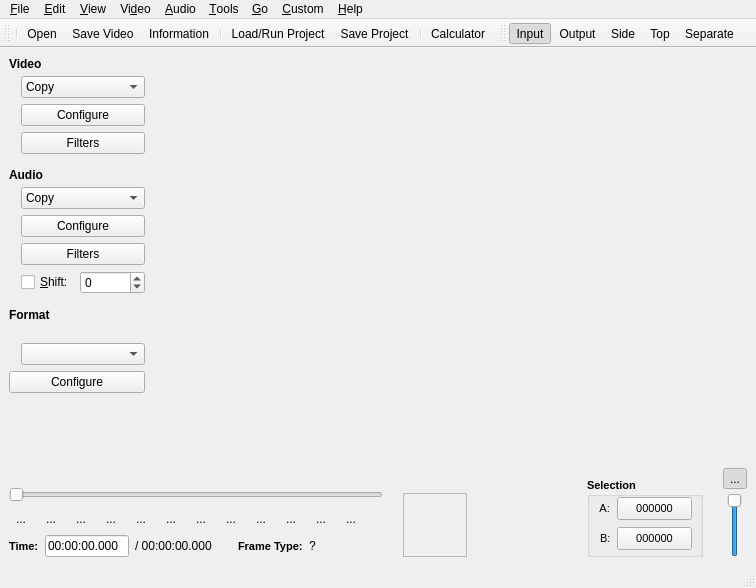
The window that branches/avidemux_2.6_branch_mean/avidemux/qt4/ADM_userInterfaces/ADM_gui/gui2.ui (BackupTheBerlios/avidemux-svn) describes before a commit, drawn with Qt 5.
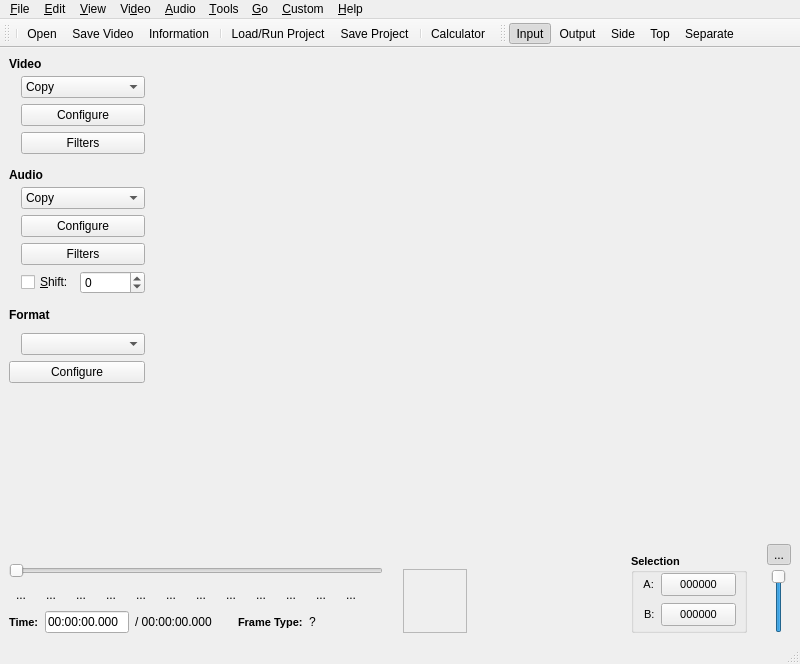
The same window after the commit. Icons and pictures are not drawn. Custom widgets are drawn as their Qt base class.

Commit message: [Qt4] Add playback a/r menu (inactive)

```diff
--- a/branches/avidemux_2.6_branch_mean/avidemux/qt4/ADM_userInterfaces/ADM_gui/gui2.ui
+++ b/branches/avidemux_2.6_branch_mean/avidemux/qt4/ADM_userInterfaces/ADM_gui/gui2.ui
@@ -7,8 +7,8 @@
    <rect>
     <x>0</x>
     <y>0</y>
-    <width>756</width>
-    <height>588</height>
+    <width>800</width>
+    <height>664</height>
    </rect>
   </property>
   <property name="windowTitle">
@@ -396,22 +396,6 @@
             </property>
            </spacer>
           </item>
-          <item>
-           <spacer>
-            <property name="orientation">
-             <enum>Qt::Vertical</enum>
-            </property>
-            <property name="sizeType">
-             <enum>QSizePolicy::Expanding</enum>
-            </property>
-            <property name="sizeHint" stdset="0">
-             <size>
-              <width>20</width>
-              <height>10</height>
-             </size>
-            </property>
-           </spacer>
-          </item>
          </layout>
         </item>
         <item>
@@ -1291,7 +1275,7 @@
     <rect>
      <x>0</x>
      <y>0</y>
-     <width>756</width>
+     <width>800</width>
      <height>21</height>
     </rect>
    </property>
```
Left out of the diff: 51 changed lines with no effect on the pictures.
